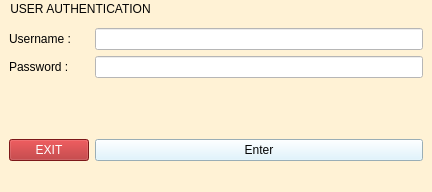
First picture: the form in untitled1/mainwindow.ui, repository lejh-02/assignment, before the edit.
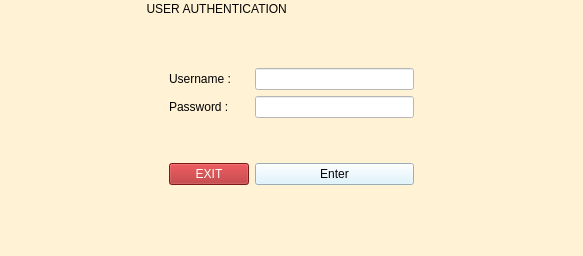
Second picture: the form after the edit.

Patch:
```diff
--- a/untitled1/mainwindow.ui
+++ b/untitled1/mainwindow.ui
@@ -6,8 +6,8 @@
    <rect>
     <x>0</x>
     <y>0</y>
-    <width>432</width>
-    <height>192</height>
+    <width>583</width>
+    <height>256</height>
    </rect>
   </property>
   <property name="windowTitle">
@@ -18,39 +18,123 @@
 color: rgb(4, 4, 4);</string>
   </property>
   <widget class="QWidget" name="centralwidget">
-   <layout class="QFormLayout" name="formLayout">
-    <item row="0" column="1">
-     <widget class="QLineEdit" name="lineEdit">
+   <layout class="QGridLayout" name="gridLayout">
+    <item row="1" column="1">
+     <widget class="QLabel" name="label">
       <property name="styleSheet">
-       <string notr="true">background-color: rgb(255, 255, 255);</string>
+       <string notr="true">color: rgb(0, 0, 0);
+
+</string>
+      </property>
+      <property name="text">
+       <string>Username :</string>
       </property>
      </widget>
     </item>
-    <item row="5" column="1">
-     <widget class="QPushButton" name="pushButton">
-      <property name="maximumSize">
+    <item row="1" column="0">
+     <spacer name="horizontalSpacer">
+      <property name="orientation">
+       <enum>Qt::Orientation::Horizontal</enum>
+      </property>
+      <property name="sizeHint" stdset="0">
        <size>
-        <width>406</width>
-        <height>16777215</height>
+        <width>40</width>
+        <height>20</height>
        </size>
       </property>
-      <property name="styleSheet">
-       <string notr="true">background-color: rgb(215, 243, 255);</string>
-      </property>
-      <property name="text">
-       <string>Enter</string>
-      </property>
-     </widget>
+     </spacer>
     </item>
     <item row="2" column="1">
+     <widget class="QLabel" name="label_2">
+      <property name="styleSheet">
+       <string notr="true">color: rgb(0, 0, 0);
+</string>
+      </property>
+      <property name="text">
+       <string>Password :</string>
+      </property>
+     </widget>
+    </item>
+    <item row="2" column="3">
      <widget class="QLineEdit" name="lineEdit_2">
+      <property name="maximumSize">
+       <size>
+        <width>360</width>
+        <height>16777215</height>
+       </size>
+      </property>
       <property name="styleSheet">
        <string notr="true">
 background-color: rgb(255, 255, 255);</string>
       </property>
      </widget>
     </item>
-    <item row="5" column="0">
+    <item row="1" column="4">
+     <spacer name="horizontalSpacer_2">
+      <property name="orientation">
+       <enum>Qt::Orientation::Horizontal</enum>
+      </property>
+      <property name="sizeHint" stdset="0">
+       <size>
+        <width>40</width>
+        <height>20</height>
+       </size>
+      </property>
+     </spacer>
+    </item>
+    <item row="3" column="3">
+     <spacer name="verticalSpacer">
+      <property name="orientation">
+       <enum>Qt::Orientation::Vertical</enum>
+      </property>
+      <property name="sizeHint" stdset="0">
+       <size>
+        <width>20</width>
+        <height>40</height>
+       </size>
+      </property>
+     </spacer>
+    </item>
+    <item row="6" column="3">
+     <spacer name="verticalSpacer_5">
+      <property name="orientation">
+       <enum>Qt::Orientation::Vertical</enum>
+      </property>
+      <property name="sizeHint" stdset="0">
+       <size>
+        <width>20</width>
+        <height>40</height>
+       </size>
+      </property>
+     </spacer>
+    </item>
+    <item row="1" column="3">
+     <widget class="QLineEdit" name="lineEdit">
+      <property name="maximumSize">
+       <size>
+        <width>360</width>
+        <height>16777215</height>
+       </size>
+      </property>
+      <property name="styleSheet">
+       <string notr="true">background-color: rgb(255, 255, 255);</string>
+      </property>
+     </widget>
+    </item>
+    <item row="0" column="3">
+     <spacer name="verticalSpacer_4">
+      <property name="orientation">
+       <enum>Qt::Orientation::Vertical</enum>
+      </property>
+      <property name="sizeHint" stdset="0">
+       <size>
+        <width>20</width>
+        <height>40</height>
+       </size>
+      </property>
+     </spacer>
+    </item>
+    <item row="4" column="1">
      <widget class="QPushButton" name="pushButton_2">
       <property name="styleSheet">
        <string notr="true">background-color: rgb(174, 33, 35);
@@ -62,19 +146,6 @@
      </widget>
     </item>
     <item row="3" column="1">
-     <spacer name="verticalSpacer">
-      <property name="orientation">
-       <enum>Qt::Orientation::Vertical</enum>
-      </property>
-      <property name="sizeHint" stdset="0">
-       <size>
-        <width>20</width>
-        <height>40</height>
-       </size>
-      </property>
-     </spacer>
-    </item>
-    <item row="3" column="0">
      <spacer name="verticalSpacer_2">
       <property name="orientation">
        <enum>Qt::Orientation::Vertical</enum>
@@ -87,48 +158,54 @@
       </property>
      </spacer>
     </item>
-    <item row="2" column="0">
-     <widget class="QLabel" name="label_2">
-      <property name="styleSheet">
-       <string notr="true">color: rgb(0, 0, 0);
-</string>
+    <item row="0" column="1">
+     <spacer name="verticalSpacer_3">
+      <property name="orientation">
+       <enum>Qt::Orientation::Vertical</enum>
       </property>
-      <property name="text">
-       <string>Password :</string>
+      <property name="sizeHint" stdset="0">
+       <size>
+        <width>20</width>
+        <height>40</height>
+       </size>
       </property>
-     </widget>
+     </spacer>
     </item>
-    <item row="0" column="0">
-     <widget class="QLabel" name="label">
+    <item row="4" column="3">
+     <widget class="QPushButton" name="pushButton">
+      <property name="maximumSize">
+       <size>
+        <width>406</width>
+        <height>16777215</height>
+       </size>
+      </property>
       <property name="styleSheet">
-       <string notr="true">color: rgb(0, 0, 0);
-
-</string>
+       <string notr="true">background-color: rgb(215, 243, 255);</string>
       </property>
       <property name="text">
-       <string>Username :</string>
+       <string>Enter</string>
       </property>
      </widget>
     </item>
    </layout>
   </widget>
-  <widget class="QMenuBar" name="menubar">
+  <widget class="QStatusBar" name="statusbar"/>
+  <widget class="QMenuBar" name="menuBar">
    <property name="geometry">
     <rect>
      <x>0</x>
      <y>0</y>
-     <width>432</width>
-     <height>17</height>
+     <width>583</width>
+     <height>18</height>
     </rect>
    </property>
-   <widget class="QMenu" name="menuuser_authentication">
+   <widget class="QMenu" name="menuUSER_AUTHENTICATION">
     <property name="title">
-     <string>USER AUTHENTICATION</string>
+     <string>                                         USER AUTHENTICATION</string>
     </property>
    </widget>
-   <addaction name="menuuser_authentication"/>
+   <addaction name="menuUSER_AUTHENTICATION"/>
   </widget>
-  <widget class="QStatusBar" name="statusbar"/>
  </widget>
  <tabstops>
   <tabstop>lineEdit</tabstop>
```
Left out of the diff: 21 changed lines with no effect on the pictures.
